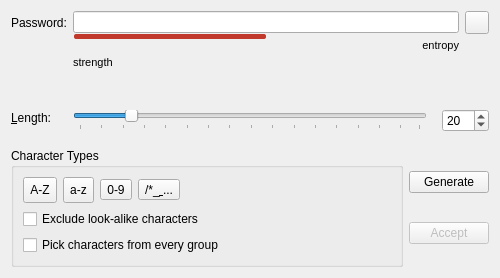
keepassxreboot/keepassxc, file src/gui/PasswordGeneratorWidget.ui: the form before one commit.
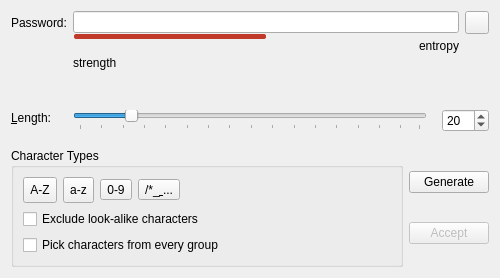
The form after the commit. Custom widgets are drawn as their Qt base class.

Commit message: Remove hardcoded font size from UI file

```diff
--- a/src/gui/PasswordGeneratorWidget.ui
+++ b/src/gui/PasswordGeneratorWidget.ui
@@ -104,11 +104,6 @@
            <height>30</height>
           </size>
          </property>
-         <property name="font">
-          <font>
-           <pointsize>8</pointsize>
-          </font>
-         </property>
          <property name="text">
           <string>strength</string>
          </property>
@@ -144,11 +139,6 @@
            <height>0</height>
           </size>
          </property>
-         <property name="font">
-          <font>
-           <pointsize>8</pointsize>
-          </font>
-         </property>
          <property name="text">
           <string>entropy</string>
          </property>
```
